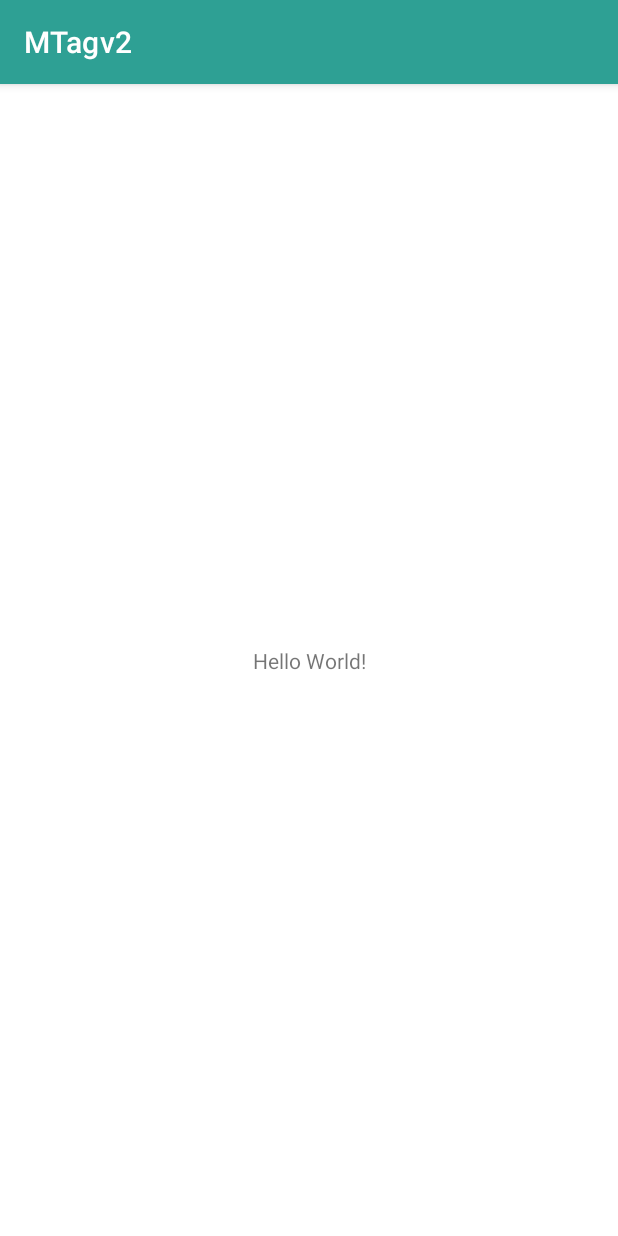
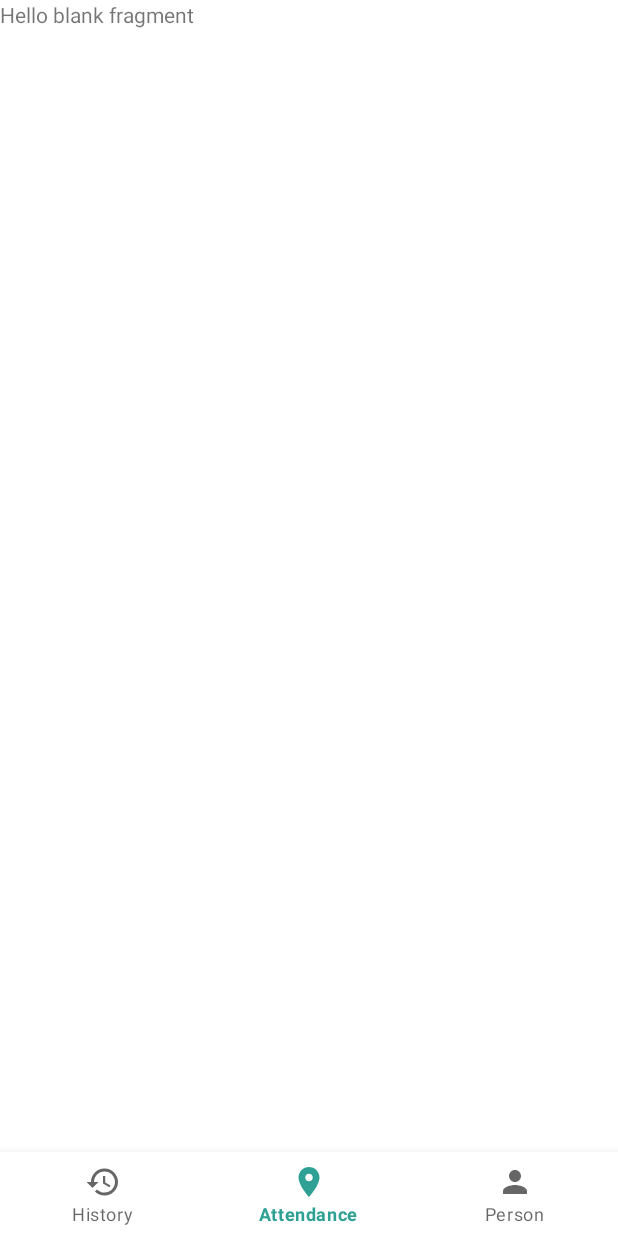
Before and after one commit to pokrenz/bosslur-mtag, an Android app: the screen it shows after launch (MainActivity), on a phone screen of 412 x 824 dp. Run offline under Robolectric (Android 15) with nearby library versions, the phone set to English and light mode, and no system bars.

Commit message:
ui:prepare MainActivity for HistoryFragment,AttendanceFragment,ProfileFragment

```diff
--- a/app/build.gradle
+++ b/app/build.gradle
@@ -42,6 +42,7 @@ dependencies {
     implementation 'androidx.appcompat:appcompat:1.2.0'
     implementation 'com.google.android.material:material:1.2.1'
     implementation 'androidx.constraintlayout:constraintlayout:2.0.4'
+    implementation 'androidx.legacy:legacy-support-v4:1.0.0'
     testImplementation 'junit:junit:4.+'
     androidTestImplementation 'androidx.test.ext:junit:1.1.2'
     androidTestImplementation 'androidx.test.espresso:espresso-core:3.3.0'
--- a/app/src/main/AndroidManifest.xml
+++ b/app/src/main/AndroidManifest.xml
@@ -12,7 +12,7 @@
         <activity android:name=".views.forgotpassword.ForgotPasswordActivity"></activity>
         <activity android:name=".views.login.LoginActivity" />
         <activity android:name=".views.splash.SplashActivity" />
-        <activity android:name=".MainActivity">
+        <activity android:name=".views.main.MainActivity">
             <intent-filter>
                 <action android:name="android.intent.action.MAIN" />
 
--- a/app/src/main/java/com/bosslur/mtagv2/MainActivity.kt
+++ /dev/null
@@ -1,11 +0,0 @@
-package com.bosslur.mtagv2
-
-import androidx.appcompat.app.AppCompatActivity
-import android.os.Bundle
-
-class MainActivity : AppCompatActivity() {
-    override fun onCreate(savedInstanceState: Bundle?) {
-        super.onCreate(savedInstanceState)
-        setContentView(R.layout.activity_main)
-    }
-}
--- /dev/null
+++ b/app/src/main/java/com/bosslur/mtagv2/views/attendance/AttendanceFragment.kt
@@ -0,0 +1,60 @@
+package com.bosslur.mtagv2.views.attendance
+
+import android.os.Bundle
+import androidx.fragment.app.Fragment
+import android.view.LayoutInflater
+import android.view.View
+import android.view.ViewGroup
+import com.bosslur.mtagv2.R
+
+// TODO: Rename parameter arguments, choose names that match
+// the fragment initialization parameters, e.g. ARG_ITEM_NUMBER
+private const val ARG_PARAM1 = "param1"
+private const val ARG_PARAM2 = "param2"
+
+/**
+ * A simple [Fragment] subclass.
+ * Use the [AttendanceFragment.newInstance] factory method to
+ * create an instance of this fragment.
+ */
+class AttendanceFragment : Fragment() {
+    // TODO: Rename and change types of parameters
+    private var param1: String? = null
+    private var param2: String? = null
+
+    override fun onCreate(savedInstanceState: Bundle?) {
+        super.onCreate(savedInstanceState)
+        arguments?.let {
+            param1 = it.getString(ARG_PARAM1)
+            param2 = it.getString(ARG_PARAM2)
+        }
+    }
+
+    override fun onCreateView(
+        inflater: LayoutInflater, container: ViewGroup?,
+        savedInstanceState: Bundle?
+    ): View? {
+        // Inflate the layout for this fragment
+        return inflater.inflate(R.layout.fragment_attendance, container, false)
+    }
+
+    companion object {
+        /**
+         * Use this factory method to create a new instance of
+         * this fragment using the provided parameters.
+         *
+         * @param param1 Parameter 1.
+         * @param param2 Parameter 2.
+         * @return A new instance of fragment AttendanceFragment.
+         */
+        // TODO: Rename and change types and number of parameters
+        @JvmStatic
+        fun newInstance(param1: String, param2: String) =
+            AttendanceFragment().apply {
+                arguments = Bundle().apply {
+                    putString(ARG_PARAM1, param1)
+                    putString(ARG_PARAM2, param2)
+                }
+            }
+    }
+}
--- /dev/null
+++ b/app/src/main/java/com/bosslur/mtagv2/views/main/MainActivity.kt
@@ -0,0 +1,60 @@
+package com.bosslur.mtagv2.views.main
+
+import androidx.appcompat.app.AppCompatActivity
+import android.os.Bundle
+import androidx.fragment.app.Fragment
+import com.bosslur.mtagv2.R
+import com.bosslur.mtagv2.databinding.ActivityMainBinding
+import com.bosslur.mtagv2.views.attendance.AttendanceFragment
+import com.bosslur.mtagv2.views.history.HistoryFragment
+import com.bosslur.mtagv2.views.profile.ProfileFragment
+
+class MainActivity : AppCompatActivity() {
+
+    private lateinit var binding: ActivityMainBinding
+
+    override fun onCreate(savedInstanceState: Bundle?) {
+        super.onCreate(savedInstanceState)
+        binding = ActivityMainBinding.inflate(layoutInflater)
+        setContentView(binding.root)
+
+        init()
+    }
+
+    private fun init(){
+        binding.btmNavigationMain.setOnNavigationItemSelectedListener {
+            when(it.itemId){
+                R.id.action_history -> {
+                    openFragment(HistoryFragment())
+                    return@setOnNavigationItemSelectedListener true
+                }
+                R.id.action_attendance -> {
+                    openFragment(AttendanceFragment())
+                    return@setOnNavigationItemSelectedListener  true
+                }
+                R.id.action_person -> {
+                    openFragment(ProfileFragment())
+                    return@setOnNavigationItemSelectedListener  true
+                }
+
+            }
+            return@setOnNavigationItemSelectedListener false
+
+        }
+
+        openHomeFragment()
+    }
+
+    private fun openHomeFragment() {
+        binding.btmNavigationMain.selectedItemId = R.id.action_attendance
+    }
+
+    private fun openFragment(fragment: Fragment) {
+        supportFragmentManager
+            .beginTransaction()
+            .replace(R.id.frame_main,fragment)
+            .addToBackStack(null)
+            .commit()
+
+    }
+}
--- /dev/null
+++ b/app/src/main/res/drawable/ic_baseline_history_24.xml
@@ -0,0 +1,5 @@
+<vector android:height="24dp" android:tint="#000000"
+    android:viewportHeight="24" android:viewportWidth="24"
+    android:width="24dp" xmlns:android="http://schemas.android.com/apk/res/android">
+    <path android:fillColor="@android:color/white" android:pathData="M13,3c-4.97,0 -9,4.03 -9,9L1,12l3.89,3.89 0.07,0.14L9,12L6,12c0,-3.87 3.13,-7 7,-7s7,3.13 7,7 -3.13,7 -7,7c-1.93,0 -3.68,-0.79 -4.94,-2.06l-1.42,1.42C8.27,19.99 10.51,21 13,21c4.97,0 9,-4.03 9,-9s-4.03,-9 -9,-9zM12,8v5l4.28,2.54 0.72,-1.21 -3.5,-2.08L13.5,8L12,8z"/>
+</vector>
--- /dev/null
+++ b/app/src/main/res/drawable/ic_baseline_location_on_24.xml
@@ -0,0 +1,5 @@
+<vector android:height="24dp" android:tint="#000000"
+    android:viewportHeight="24" android:viewportWidth="24"
+    android:width="24dp" xmlns:android="http://schemas.android.com/apk/res/android">
+    <path android:fillColor="@android:color/white" android:pathData="M12,2C8.13,2 5,5.13 5,9c0,5.25 7,13 7,13s7,-7.75 7,-13c0,-3.87 -3.13,-7 -7,-7zM12,11.5c-1.38,0 -2.5,-1.12 -2.5,-2.5s1.12,-2.5 2.5,-2.5 2.5,1.12 2.5,2.5 -1.12,2.5 -2.5,2.5z"/>
+</vector>
--- /dev/null
+++ b/app/src/main/res/drawable/ic_baseline_person_24.xml
@@ -0,0 +1,5 @@
+<vector android:height="24dp" android:tint="#000000"
+    android:viewportHeight="24" android:viewportWidth="24"
+    android:width="24dp" xmlns:android="http://schemas.android.com/apk/res/android">
+    <path android:fillColor="@android:color/white" android:pathData="M12,12c2.21,0 4,-1.79 4,-4s-1.79,-4 -4,-4 -4,1.79 -4,4 1.79,4 4,4zM12,14c-2.67,0 -8,1.34 -8,4v2h16v-2c0,-2.66 -5.33,-4 -8,-4z"/>
+</vector>
--- a/app/src/main/res/layout/activity_main.xml
+++ b/app/src/main/res/layout/activity_main.xml
@@ -4,15 +4,21 @@
     xmlns:tools="http://schemas.android.com/tools"
     android:layout_width="match_parent"
     android:layout_height="match_parent"
-    tools:context=".MainActivity">
+    tools:context=".views.main.MainActivity">
 
-    <TextView
-        android:layout_width="wrap_content"
-        android:layout_height="wrap_content"
-        android:text="Hello World!"
-        app:layout_constraintBottom_toBottomOf="parent"
-        app:layout_constraintLeft_toLeftOf="parent"
-        app:layout_constraintRight_toRightOf="parent"
+    <FrameLayout
+        android:id="@+id/frame_main"
+        android:layout_width="match_parent"
+        android:layout_height="0dp"
+        app:layout_constraintBottom_toTopOf="@id/btmNavigationMain"
         app:layout_constraintTop_toTopOf="parent" />
 
+    <com.google.android.material.bottomnavigation.BottomNavigationView
+        android:id="@+id/btmNavigationMain"
+        android:layout_width="match_parent"
+        android:layout_height="wrap_content"
+        android:background="@android:color/white"
+        app:layout_constraintBottom_toBottomOf="parent"
+        app:menu="@menu/main_menu" />
+
 </androidx.constraintlayout.widget.ConstraintLayout>
--- /dev/null
+++ b/app/src/main/res/layout/fragment_attendance.xml
@@ -0,0 +1,14 @@
+<?xml version="1.0" encoding="utf-8"?>
+<FrameLayout xmlns:android="http://schemas.android.com/apk/res/android"
+    xmlns:tools="http://schemas.android.com/tools"
+    android:layout_width="match_parent"
+    android:layout_height="match_parent"
+    tools:context=".views.attendance.AttendanceFragment">
+
+    <!-- TODO: Update blank fragment layout -->
+    <TextView
+        android:layout_width="match_parent"
+        android:layout_height="match_parent"
+        android:text="@string/hello_blank_fragment" />
+
+</FrameLayout>
--- /dev/null
+++ b/app/src/main/res/menu/main_menu.xml
@@ -0,0 +1,20 @@
+<?xml version="1.0" encoding="utf-8"?>
+<menu xmlns:android="http://schemas.android.com/apk/res/android"
+    xmlns:app="http://schemas.android.com/apk/res-auto">
+    <item
+        android:id="@+id/action_history"
+        android:title="History"
+        android:icon="@drawable/ic_baseline_history_24"
+        app:showAsAction="always" />
+    <item
+        android:id="@+id/action_attendance"
+        android:title="Attendance"
+        android:icon="@drawable/ic_baseline_location_on_24"
+        app:showAsAction="ifRoom" />
+    <item
+        android:id="@+id/action_person"
+        android:title="Person"
+        android:icon="@drawable/ic_baseline_person_24"
+        app:showAsAction="always" />
+
+</menu>
--- a/app/src/main/res/values-night/themes.xml
+++ b/app/src/main/res/values-night/themes.xml
@@ -1,6 +1,6 @@
 <resources xmlns:tools="http://schemas.android.com/tools">
     <!-- Base application theme. -->
-    <style name="Theme.MTagv2" parent="Theme.MaterialComponents.DayNight.DarkActionBar">
+    <style name="Theme.MTagv2" parent="Theme.MaterialComponents.DayNight.NoActionBar">
         <!-- Primary brand color. -->
         <item name="colorPrimary">@color/colorPrimary</item>
         <item name="colorPrimaryDark">@color/colorPrimaryDark</item>
--- a/app/src/main/res/values/strings.xml
+++ b/app/src/main/res/values/strings.xml
@@ -1,3 +1,5 @@
 <resources>
     <string name="app_name">MTagv2</string>
+    <!-- TODO: Remove or change this placeholder text -->
+    <string name="hello_blank_fragment">Hello blank fragment</string>
 </resources>
--- a/app/src/main/res/values/themes.xml
+++ b/app/src/main/res/values/themes.xml
@@ -1,6 +1,6 @@
 <resources xmlns:tools="http://schemas.android.com/tools">
     <!-- Base application theme. -->
-    <style name="Theme.MTagv2" parent="Theme.MaterialComponents.DayNight.DarkActionBar">
+    <style name="Theme.MTagv2" parent="Theme.MaterialComponents.DayNight.NoActionBar">
         <!-- Primary brand color. -->
         <item name="colorPrimary">@color/colorPrimary</item>
         <item name="colorPrimaryDark">@color/colorPrimaryDark</item>
```
Also changed, not shown: app/src/main/java/com/bosslur/mtagv2/views/history/HistoryFragment.kt (added, +60 -0 lines), app/src/main/java/com/bosslur/mtagv2/views/profile/ProfileFragment.kt (added, +60 -0 lines), app/src/main/res/layout/fragment_history.xml (added, +14 -0 lines), app/src/main/res/layout/fragment_profile.xml (added, +14 -0 lines).
